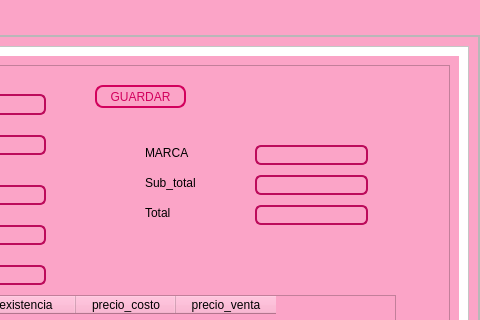
First picture: the form in View/menu.ui, repository AnderNoleon/proyecto_carro, before the edit; both pictures show x 535 to 1015 and y 0 to 320 of the 1015 by 585 pixel window.
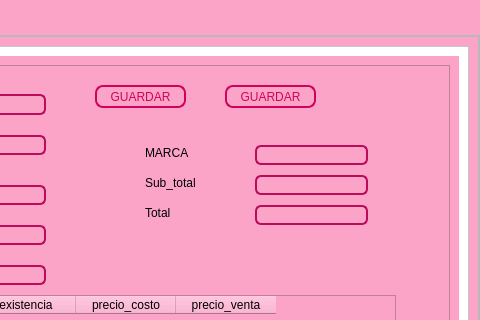
Second picture: the form after the edit. Icons and pictures are not drawn.

The edit to the form file:
```diff
--- a/View/menu.ui
+++ b/View/menu.ui
@@ -1137,6 +1137,36 @@
 }</string>
                         </property>
                        </widget>
+                       <widget class="QPushButton" name="btn_guardar_in_2">
+                        <property name="geometry">
+                         <rect>
+                          <x>580</x>
+                          <y>20</y>
+                          <width>91</width>
+                          <height>23</height>
+                         </rect>
+                        </property>
+                        <property name="styleSheet">
+                         <string notr="true">QPushButton{
+border: 2px solid #d2015d;
+border-radius: 8px;
+
+background-color: #fba4c7;
+font: 87 9pt &quot;Arial Black&quot;;
+color: #d2015d;
+}
+QPushButton:hover{
+background-color: white;
+font: 87 10pt &quot;Arial Black&quot;;
+}
+
+
+</string>
+                        </property>
+                        <property name="text">
+                         <string>GUARDAR</string>
+                        </property>
+                       </widget>
                       </widget>
                      </item>
                     </layout>
```
